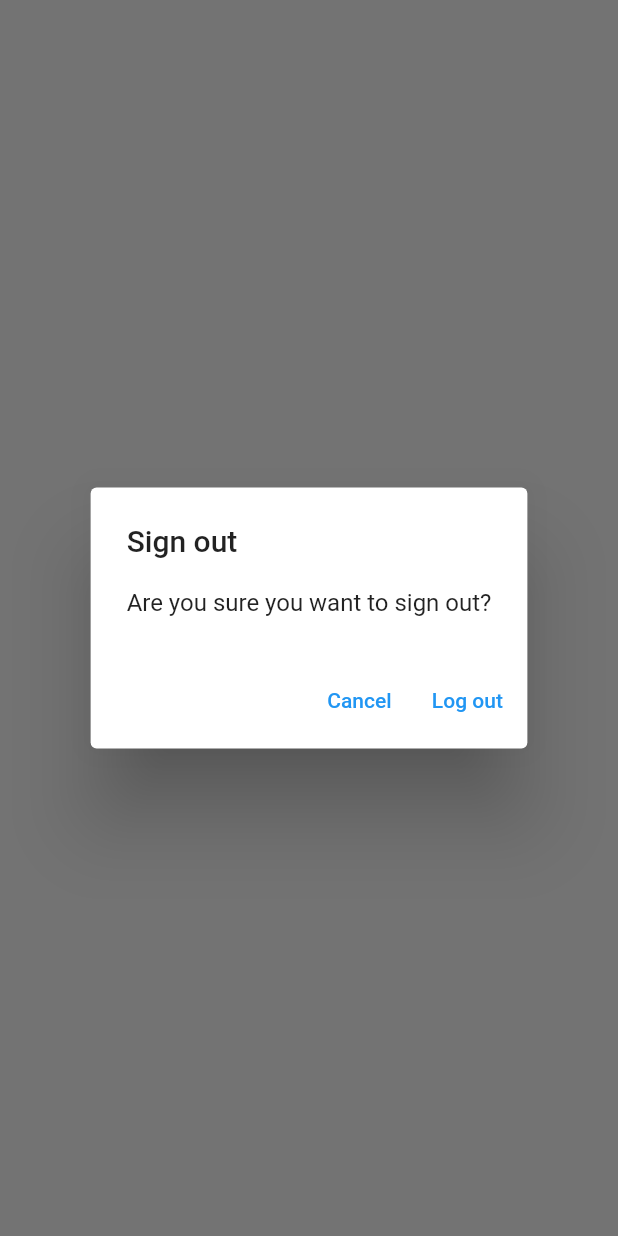
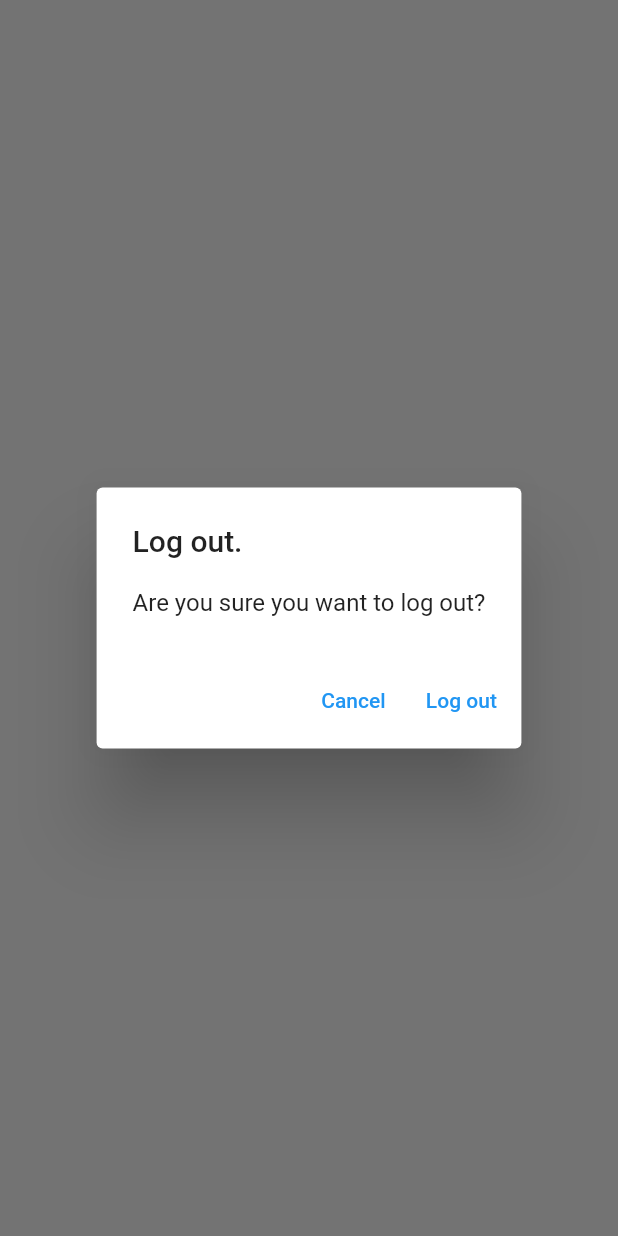
Before and after one commit to Mo1598/mynotes, a Flutter app: what showLogOutDialog() shows on an empty page, opened directly, on a phone screen of 412 x 824 dp. Run offline on Flutter 3.47's test engine with Material 2 defaults, Android fonts, the phone set to English and light mode, and no system bars; our stand-ins replace firebase_auth, firebase_core, sqflite; accounts and stored records are empty; network calls fail.

Commit message:
Delete Existing notes in NotesView.

```diff
--- /dev/null
+++ b/lib/utilities/dialogs/generic_dialog.dart
@@ -0,0 +1,34 @@
+import 'package:flutter/material.dart';
+
+typedef DialogOptionBuilder<T> = Map<String, T?> Function();
+
+Future<T?> showGenericDialog<T>({
+  required BuildContext context,
+  required String title,
+  required String content,
+  required DialogOptionBuilder optionBuilder,
+}) {
+  final options = optionBuilder();
+  return showDialog<T>(
+    context: context,
+    builder: (context) {
+      return AlertDialog(
+        title: Text(title),
+        content: Text(content),
+        actions: options.keys.map((optionTitle) {
+          final value = options[optionTitle];
+          return TextButton(
+            onPressed: () {
+              if (value != null) {
+                Navigator.of(context).pop(value);
+              } else {
+                Navigator.of(context).pop();
+              }
+            },
+            child: Text(optionTitle),
+          );
+        }).toList(),
+      );
+    },
+  );
+}
--- /dev/null
+++ b/lib/utilities/dialogs/logout_dialog.dart
@@ -0,0 +1,16 @@
+import 'package:flutter/material.dart';
+import 'package:mynotes/utilities/dialogs/generic_dialog.dart';
+
+Future<bool> showLogOutDialog(BuildContext context) {
+  return showGenericDialog(
+    context: context,
+    title: 'Log out.',
+    content: 'Are you sure you want to log out?',
+    optionBuilder: () => {
+      'Cancel': false,
+      'Log out': true,
+    },
+  ).then(
+    (value) => value ?? false,
+  );
+}
--- a/lib/views/login_view.dart
+++ b/lib/views/login_view.dart
@@ -2,7 +2,7 @@ import 'package:flutter/material.dart';
 import 'package:mynotes/constants/routes.dart';
 import 'package:mynotes/services/auth/auth_exceptions.dart';
 import 'package:mynotes/services/auth/auth_service.dart';
-import 'package:mynotes/utilities/show_error_dialog.dart';
+import 'package:mynotes/utilities/dialogs/error_dialog.dart';
 
 class LoginView extends StatefulWidget {
   const LoginView({super.key});
--- a/lib/views/notes/notes_views.dart
+++ b/lib/views/notes/notes_views.dart
@@ -3,6 +3,8 @@ import 'package:mynotes/constants/routes.dart';
 import 'package:mynotes/enums/menu_action.dart';
 import 'package:mynotes/services/auth/auth_service.dart';
 import 'package:mynotes/services/crud/notes_service.dart';
+import 'package:mynotes/utilities/dialogs/logout_dialog.dart';
+import 'package:mynotes/views/notes/notes_list_view.dart';
 
 class NotesView extends StatefulWidget {
   const NotesView({Key? key}) : super(key: key);
@@ -71,18 +73,10 @@ class _NotesViewState extends State<NotesView> {
                     case ConnectionState.active:
                       if (snapshot.hasData) {
                         final allNotes = snapshot.data as List<DatabaseNote>;
-                        return ListView.builder(
-                          itemCount: allNotes.length,
-                          itemBuilder: (context, index) {
-                            final note = allNotes[index];
-                            return ListTile(
-                              title: Text(
-                                note.text,
-                                maxLines: 1,
-                                softWrap: true,
-                                overflow: TextOverflow.ellipsis,
-                              ),
-                            );
+                        return NotesListView(
+                          notes: allNotes,
+                          onDeleteNote: (note) async {
+                            await _notesService.deleteNote(id: note.id);
                           },
                         );
                       } else {
@@ -101,29 +95,3 @@ class _NotesViewState extends State<NotesView> {
     );
   }
 }
-
-Future<bool> showLogOutDialog(BuildContext context) {
-  return showDialog<bool>(
-    context: context,
-    builder: (context) {
-      return AlertDialog(
-        title: const Text('Sign out'),
-        content: const Text('Are you sure you want to sign out?'),
-        actions: [
-          TextButton(
-            onPressed: () {
-              Navigator.of(context).pop(false);
-            },
-            child: const Text('Cancel'),
-          ),
-          TextButton(
-            onPressed: () {
-              Navigator.of(context).pop(true);
-            },
-            child: const Text('Log out'),
-          ),
-        ],
-      );
-    },
-  ).then((value) => value ?? false);
-}
--- a/lib/views/register_view.dart
+++ b/lib/views/register_view.dart
@@ -2,7 +2,7 @@ import 'package:flutter/material.dart';
 import 'package:mynotes/constants/routes.dart';
 import 'package:mynotes/services/auth/auth_exceptions.dart';
 import 'package:mynotes/services/auth/auth_service.dart';
-import 'package:mynotes/utilities/show_error_dialog.dart';
+import 'package:mynotes/utilities/dialogs/error_dialog.dart';
 
 class RegisterView extends StatefulWidget {
   const RegisterView({super.key});
```
Also changed, not shown: lib/utilities/dialogs/delete_dialog.dart (added, +16 -0 lines), lib/utilities/dialogs/error_dialog.dart (added, +16 -0 lines), lib/utilities/show_error_dialog.dart (deleted, +0 -24 lines), lib/views/notes/notes_list_view.dart (added, +42 -0 lines).
